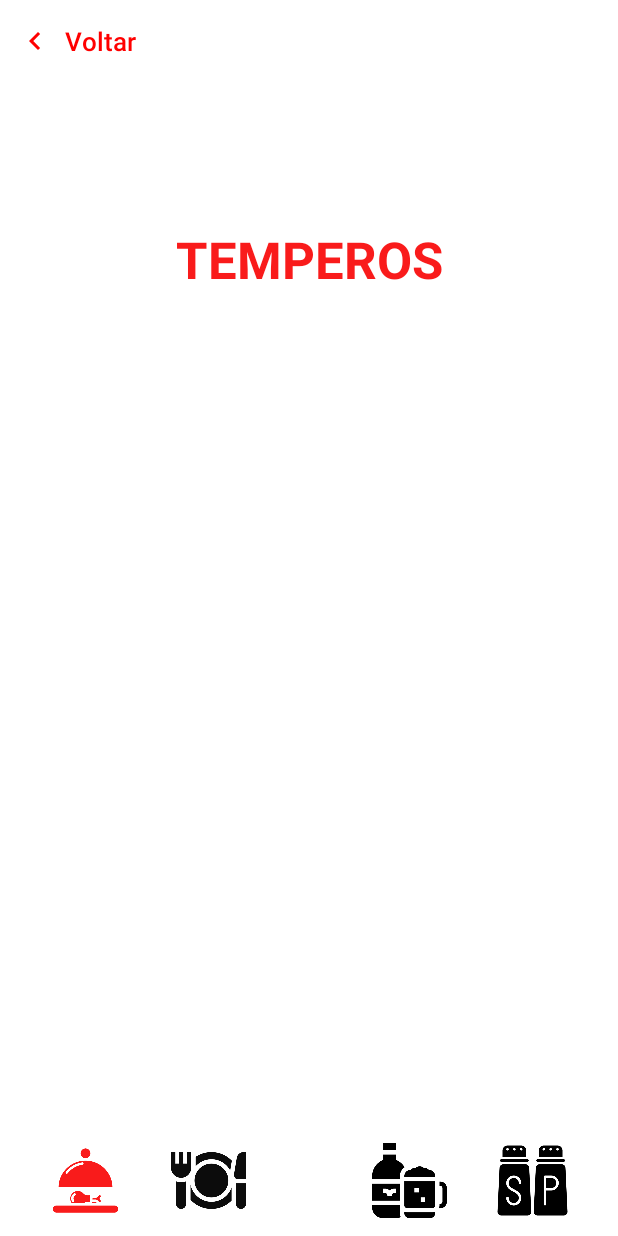
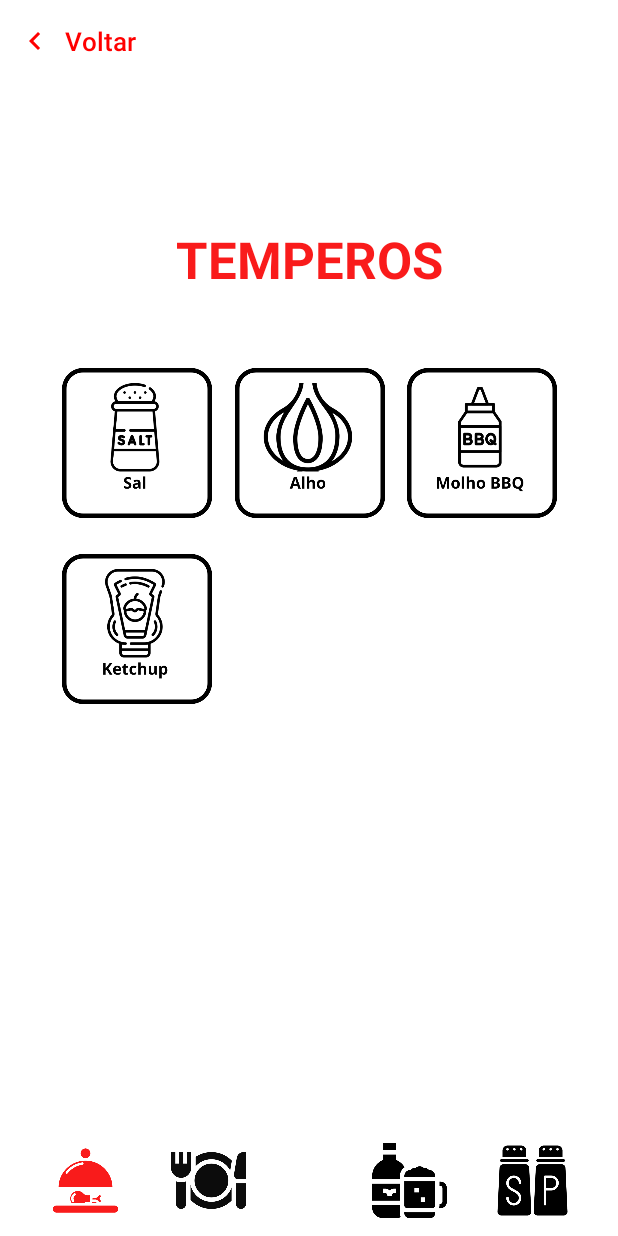
Before and after one commit to a-abreur/ChurrasOFC, an Android app: the fragment TempFragment placed in its activity, on a phone screen of 412 x 824 dp. Run offline under Robolectric (Android 15) with nearby library versions, the phone set to English and light mode, and no system bars; Roboto replaces fonts that are not available here.

Commit message:
versão 03/04/2025

```diff
--- /dev/null
+++ b/app/src/main/res/drawable/checkbox_selector_alho.xml
@@ -0,0 +1,7 @@
+<?xml version="1.0" encoding="utf-8"?>
+<selector xmlns:android="http://schemas.android.com/apk/res/android">
+    <!-- Estado quando marcado -->
+    <item android:drawable="@drawable/alho2" android:state_checked="true"/>
+    <!-- Estado quando desmarcado -->
+    <item android:drawable="@drawable/alho1"/>
+</selector>
--- /dev/null
+++ b/app/src/main/res/drawable/checkbox_selector_bbq.xml
@@ -0,0 +1,7 @@
+<?xml version="1.0" encoding="utf-8"?>
+<selector xmlns:android="http://schemas.android.com/apk/res/android">
+    <!-- Estado quando marcado -->
+    <item android:drawable="@drawable/bbq2" android:state_checked="true"/>
+    <!-- Estado quando desmarcado -->
+    <item android:drawable="@drawable/bbq1"/>
+</selector>
--- /dev/null
+++ b/app/src/main/res/drawable/checkbox_selector_ketchup.xml
@@ -0,0 +1,7 @@
+<?xml version="1.0" encoding="utf-8"?>
+<selector xmlns:android="http://schemas.android.com/apk/res/android">
+    <!-- Estado quando marcado -->
+    <item android:drawable="@drawable/ketchup2" android:state_checked="true"/>
+    <!-- Estado quando desmarcado -->
+    <item android:drawable="@drawable/ketchup1"/>
+</selector>
--- /dev/null
+++ b/app/src/main/res/drawable/checkbox_selector_sal.xml
@@ -0,0 +1,7 @@
+<?xml version="1.0" encoding="utf-8"?>
+<selector xmlns:android="http://schemas.android.com/apk/res/android">
+    <!-- Estado quando marcado -->
+    <item android:drawable="@drawable/sal2" android:state_checked="true"/>
+    <!-- Estado quando desmarcado -->
+    <item android:drawable="@drawable/sal1"/>
+</selector>
--- a/app/src/main/res/layout/fragment_temp.xml
+++ b/app/src/main/res/layout/fragment_temp.xml
@@ -8,7 +8,8 @@
 
     <androidx.constraintlayout.widget.ConstraintLayout
         android:layout_width="match_parent"
-        android:layout_height="match_parent">
+        android:layout_height="match_parent"
+        android:background="#FFFFFF">
 
         <TextView
             android:id="@+id/textView12"
@@ -21,5 +22,56 @@
             app:layout_constraintEnd_toEndOf="parent"
             app:layout_constraintStart_toStartOf="parent"
             app:layout_constraintTop_toTopOf="parent" />
+
+        <androidx.constraintlayout.widget.ConstraintLayout
+            android:layout_width="330dp"
+            android:layout_height="401dp"
+            android:layout_marginTop="50dp"
+            android:background="#FFFFFF"
+            app:layout_constraintEnd_toEndOf="parent"
+            app:layout_constraintStart_toStartOf="parent"
+            app:layout_constraintTop_toBottomOf="@+id/textView12">
+
+            <CheckBox
+                android:id="@+id/checkBoxSal"
+                android:layout_width="100dp"
+                android:layout_height="100dp"
+                android:background="@drawable/checkbox_selector_sal"
+                android:button="@null"
+                app:layout_constraintStart_toStartOf="parent"
+                app:layout_constraintTop_toTopOf="parent" />
+
+            <CheckBox
+                android:id="@+id/checkBoxBBQ"
+                android:layout_width="100dp"
+                android:layout_height="100dp"
+                android:background="@drawable/checkbox_selector_bbq"
+                android:button="@null"
+                app:layout_constraintEnd_toEndOf="parent"
+                app:layout_constraintTop_toTopOf="parent" />
+
+            <CheckBox
+                android:id="@+id/checkBoxKTC"
+                android:layout_width="100dp"
+                android:layout_height="100dp"
+                android:layout_marginTop="24dp"
+                android:background="@drawable/checkbox_selector_ketchup"
+                android:button="@null"
+                app:layout_constraintStart_toStartOf="parent"
+                app:layout_constraintTop_toBottomOf="@+id/checkBoxSal" />
+
+            <CheckBox
+                android:id="@+id/checkBoxAlho"
+                android:layout_width="100dp"
+                android:layout_height="100dp"
+                android:background="@drawable/checkbox_selector_alho"
+                android:button="@null"
+                app:layout_constraintEnd_toStartOf="@+id/checkBoxBBQ"
+                app:layout_constraintStart_toEndOf="@+id/checkBoxSal"
+                app:layout_constraintTop_toTopOf="parent" />
+
+        </androidx.constraintlayout.widget.ConstraintLayout>
+
     </androidx.constraintlayout.widget.ConstraintLayout>
+
 </FrameLayout>
```
Also changed, not shown: app/src/main/res/drawable/checkbox_selector_cerveja.xml (added, +7 -0 lines), app/src/main/res/drawable/checkbox_selector_refrigerante.xml (added, +7 -0 lines), app/src/main/res/drawable/checkbox_selector_suco.xml (added, +7 -0 lines), app/src/main/res/layout/fragment_beb.xml (+43 -1 lines), app/src/main/res/drawable/bbq1.png (added), app/src/main/res/drawable/bbq2.png (added), app/src/main/res/drawable/ketchup1.png (added), app/src/main/res/drawable/ketchup2.png (added).
